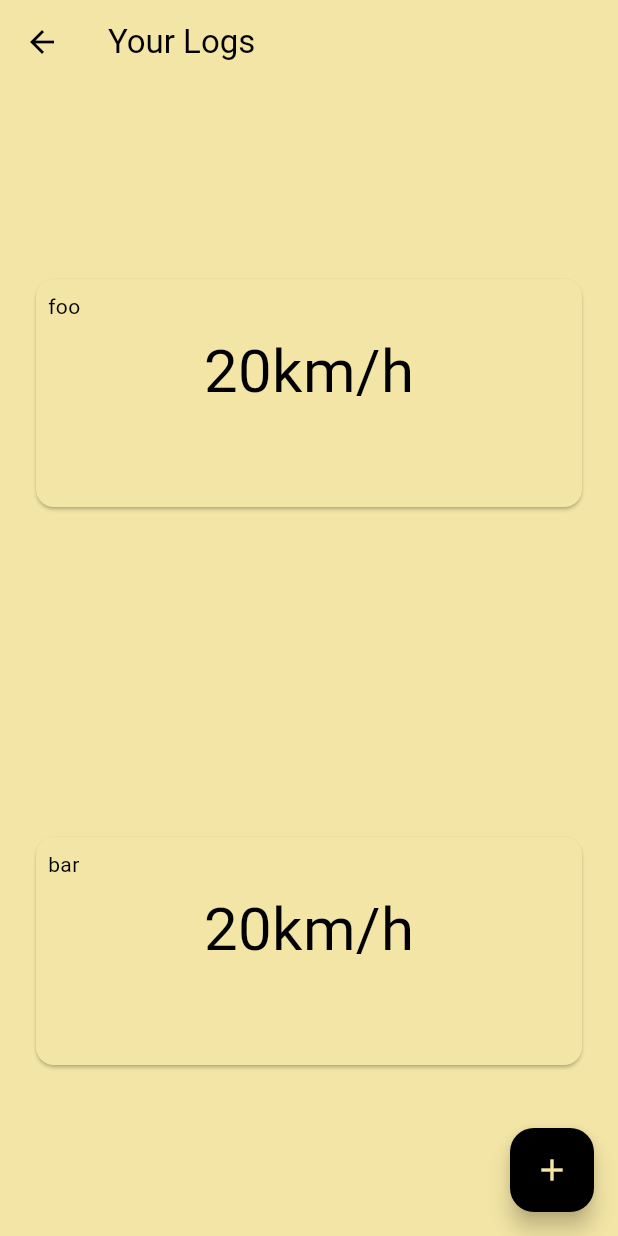
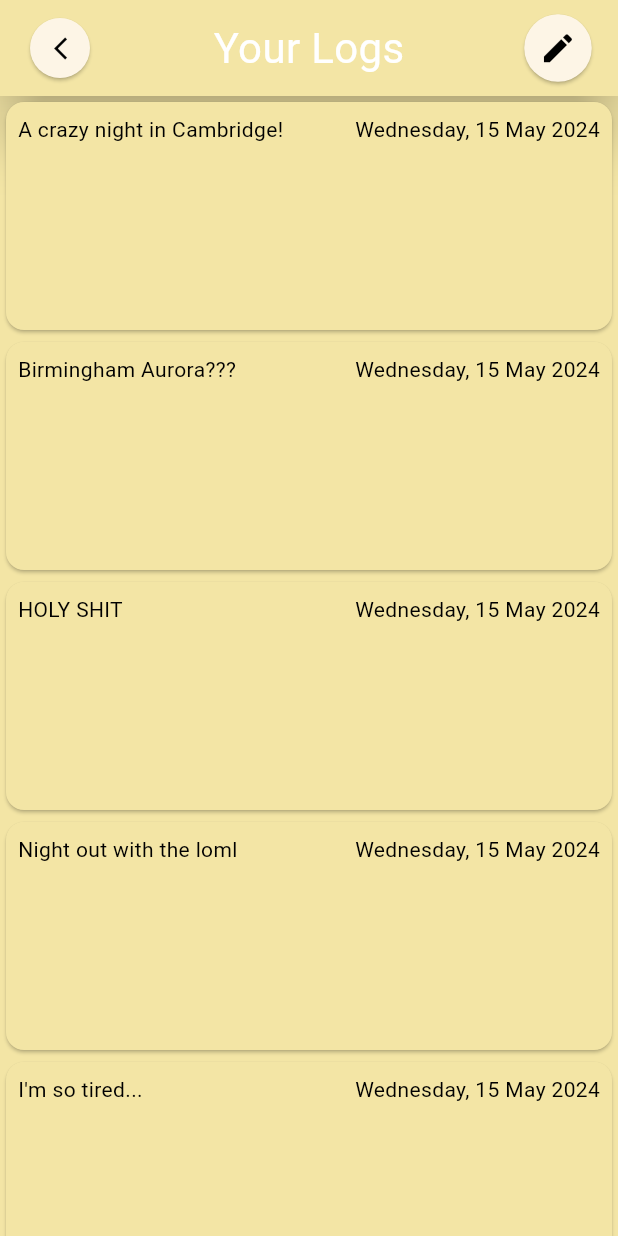
Before and after one commit to johnkimhyuntae/astral, a Flutter app: the screen it shows after launch, after a tap on the "format list bulleted" icon, on a phone screen of 412 x 824 dp. Run offline on Flutter 3.47's test engine with Material 3 defaults, Android fonts, the phone set to English and light mode, and no system bars.

Commit message:
MASSIVE CHANGE TO LOG AND A BIT ON MAIN AND HOMEPAGE

```diff
--- a/lib/home_page.dart
+++ b/lib/home_page.dart
@@ -50,7 +50,7 @@ class TopBar extends StatelessWidget {
                     padding: const EdgeInsets.all(10),
                     backgroundColor: topBg,
                     shape: const CircleBorder()),
-                child: const Icon(Icons.format_list_bulleted, size: 30)),
+                child: const Icon(Icons.format_list_bulleted, size: 25)),
             const LocationField(),
             ElevatedButton(
               onPressed: () {},
@@ -61,7 +61,7 @@ class TopBar extends StatelessWidget {
               ),
               child: const Icon(
                 Icons.edit,
-                size: 30,
+                size: 25,
               ),
             ),
           ],
@@ -96,7 +96,7 @@ class LocationField extends StatelessWidget {
               style: BorderStyle.none,
             ),
           ),
-          suffixIcon: const Icon(Icons.search, size: 30),
+          suffixIcon: const Icon(Icons.search, size: 25),
         ),
       ),
     );
--- a/lib/log_entry.dart
+++ b/lib/log_entry.dart
@@ -1,9 +1,11 @@
 import 'package:flutter/material.dart';
 import 'package:flutter/widgets.dart';
+import 'package:intl/intl.dart';
 
 class LogEntry extends StatefulWidget {
   final String title;
-  const LogEntry({super.key, required this.title});
+  final DateTime date;
+  const LogEntry({super.key, required this.title, required this.date});
 
   @override
   State<LogEntry> createState() => _LogEntryState();
@@ -15,25 +17,32 @@ class _LogEntryState extends State<LogEntry> {
   Widget build(BuildContext context) {
     return Center(
       child: SizedBox(
+        height: 160,
         width: double.infinity,
-        height: 160,
         child: Card(
-          child: Column(
+          child: Row(
             children: [
               Padding(
                 padding: const EdgeInsets.only(left: 8.0, top: 8.0),
                 child: Align(
-                  alignment: Alignment.centerLeft,
-                  child: Text(widget.title),
+                  alignment: Alignment.topLeft,
+                  child: Text(widget.title,
+                      style: TextStyle(
+                          color: Theme.of(context).colorScheme.primary
+                          ),
+                        ),
                 ),
               ),
-              const Padding(
-                padding: EdgeInsets.symmetric(vertical: 5.0),
-                child: Text('20km/h',
-                  style: TextStyle(
-                  color: Colors.black,
-                  fontSize: 40,
-                  )
+              Spacer(flex: 20),
+              Padding(
+                padding: const EdgeInsets.only(right: 8.0, top: 8.0),
+                child: Align(
+                  alignment: Alignment.topRight,
+                  child: Text(DateFormat("EEEE, d MMMM y").format(widget.date),
+                      style: TextStyle(
+                          color: Theme.of(context).colorScheme.primary
+                          ),
+                        ),
                 ),
               ),
             ],
--- a/lib/log_page.dart
+++ b/lib/log_page.dart
@@ -1,35 +1,76 @@
 import 'package:flutter/material.dart';
 import 'package:flutter/widgets.dart';
 
-import 'log_entry.dart';
+import 'log_page_body.dart';
+
+const Color topBg = Color.fromRGBO(253, 245, 230, 1.0);
 
 class LogPage extends StatelessWidget {
   const LogPage({super.key});
 
+  void changeLocation(String s) {}
+
   @override
   Widget build(BuildContext context) {
-    return Scaffold(
-      appBar: AppBar(
-        backgroundColor: Theme.of(context).colorScheme.inversePrimary,
-        title: const Text('Your Logs'),
-      ),
-      body: Center(
-        heightFactor: 500,
-        child: GridView.count(
-          padding: const EdgeInsets.all(20),
-          crossAxisCount: 1,
-          mainAxisSpacing: 0.0,
-          children: const <Widget>[
-            LogEntry(title:"foo"),
-            LogEntry(title:"bar"),
-            LogEntry(title:"baz"),
+    return const Scaffold(
+      body: SafeArea(
+        child: Column(
+          children: [
+            TopBar(),
+            Flexible(child: LogPageBody()),
           ],
         ),
-      ),
-      floatingActionButton: FloatingActionButton(
-        onPressed: () {},
-        child: const Icon(Icons.add),
       ),
     );
   }
 }
+
+class TopBar extends StatelessWidget {
+  const TopBar({
+    super.key,
+  });
+
+  @override
+  Widget build(BuildContext context) {
+    return Material(
+      elevation: 15.0,
+      child: Padding(
+        padding: const EdgeInsets.all(8.0),
+        child: Row(
+          children: [
+            ElevatedButton(
+                onPressed: () {
+                  Navigator.pop(context);
+                },
+                style: ElevatedButton.styleFrom(
+                    padding: const EdgeInsets.all(10),
+                    backgroundColor: topBg,
+                    shape: const CircleBorder()),
+                child: const Padding(padding: const EdgeInsets.only(left: 10), child: Icon(IconData(0xe093, fontFamily: 'MaterialIcons', matchTextDirection: true)))),
+            const Expanded(
+              child:
+                Center(
+                  child: Text(
+                    "Your Logs",
+                    style: TextStyle(color: Colors.white, fontSize: 28),
+                  ),
+                ),
+            ),
+            ElevatedButton(
+              onPressed: () {},
+              style: ElevatedButton.styleFrom(
+                padding: const EdgeInsets.all(10),
+                backgroundColor: topBg,
+                shape: const CircleBorder(),
+              ),
+              child: const Icon(
+                Icons.edit,
+                size: 25,
+              ),
+            ),
+          ],
+        ),
+      ),
+    );
+  }
+}
--- /dev/null
+++ b/lib/log_page_body.dart
@@ -0,0 +1,30 @@
+import 'package:astral/log_entry.dart';
+import 'package:flutter/cupertino.dart';
+import 'package:flutter/material.dart';
+import 'package:flutter/widgets.dart';
+import 'package:intl/intl.dart';
+
+
+class LogPageBody extends StatelessWidget {
+  const LogPageBody({
+    super.key,
+  });
+
+  @override
+  Widget build(BuildContext context) {
+    return ListView(
+      children: [
+        Column(
+          children: <Widget>[
+            LogEntry(title: "A crazy night in Cambridge!", date: DateTime.now()),
+            LogEntry(title: "Birmingham Aurora???", date: DateTime.now()),
+            LogEntry(title: "HOLY SHIT", date: DateTime.now()),
+            LogEntry(title: "Night out with the loml", date: DateTime.now()),
+            LogEntry(title: "I'm so tired...", date: DateTime.now()),
+            LogEntry(title: "I hate logs now.", date: DateTime.now()),
+          ],
+        ),
+      ],
+    );
+  }
+}
```
